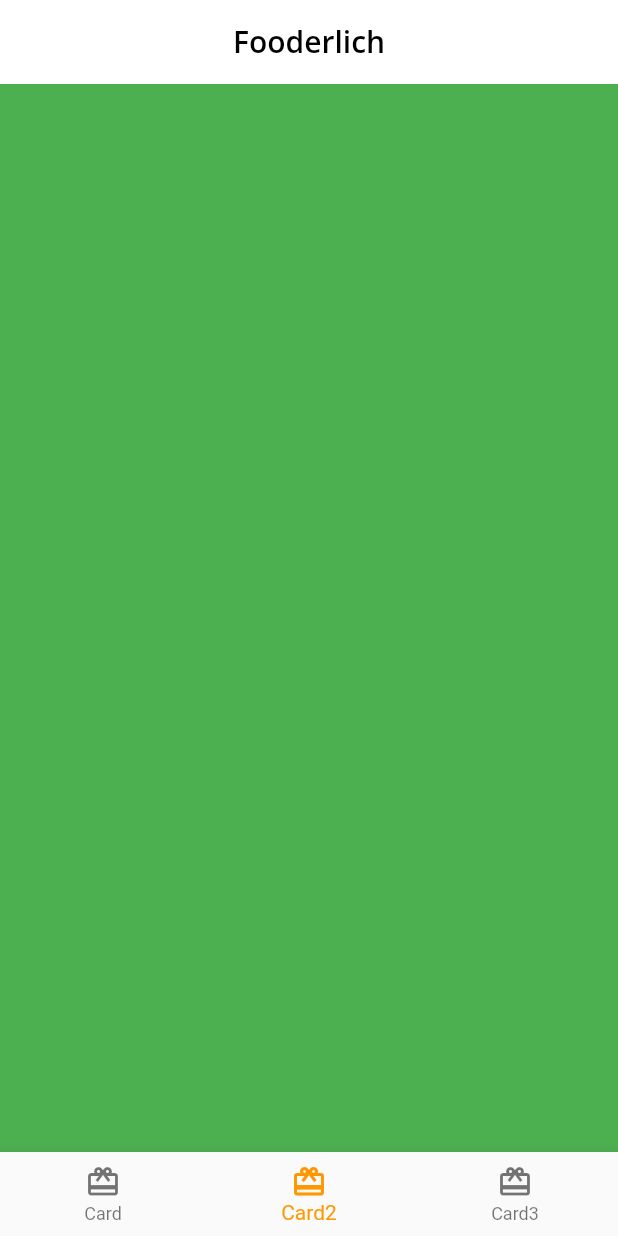
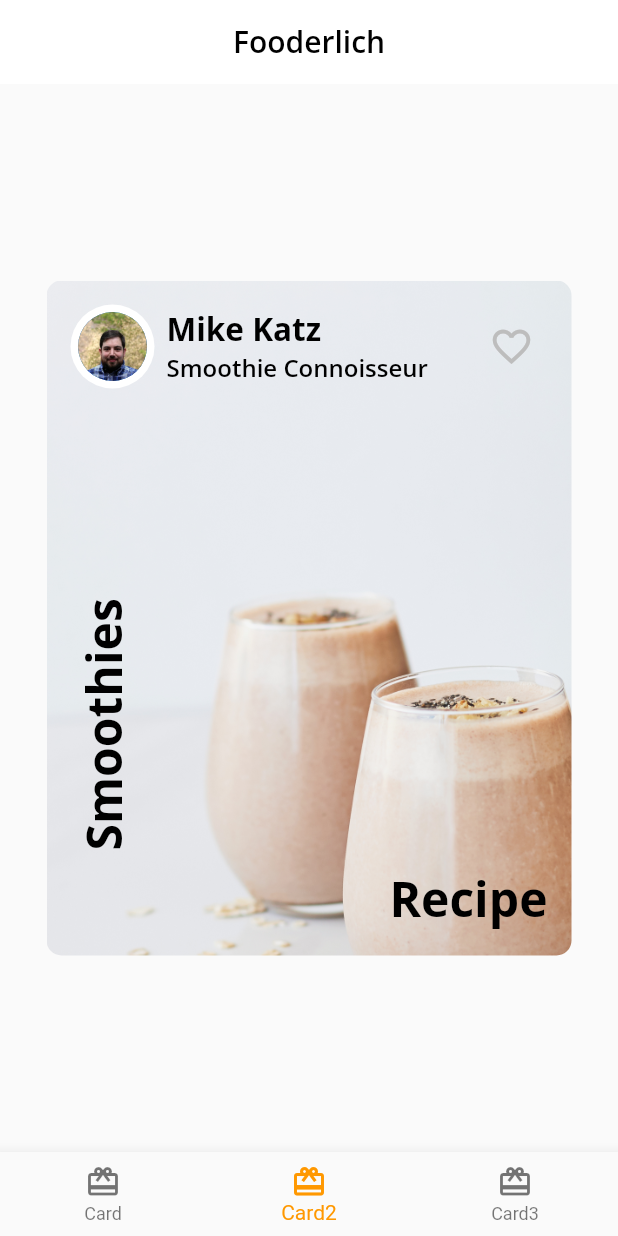
Before and after one commit to yat98/flutter-codelabs, a Flutter app: the screen it shows after launch, item 2 of the bottom bar chosen, on a phone screen of 412 x 824 dp. Run offline on Flutter 3.47's test engine with Material 2 defaults, Android fonts, the phone set to English and light mode, and no system bars; our stand-ins replace google_fonts.

Commit message:
Add card2

```diff
--- /dev/null
+++ b/fooderlich/lib/author_card.dart
@@ -0,0 +1,59 @@
+import 'package:flutter/material.dart';
+import 'package:fooderlich/circle_image.dart';
+import 'package:fooderlich/fooderlichTheme.dart';
+
+class AuthorCard extends StatelessWidget{
+  final String authorName;
+  final String title;
+  final ImageProvider? imageProvider;
+
+  const AuthorCard({
+    Key? key,
+    required this.authorName,
+    required this.title,
+    this.imageProvider,
+  }):super(key:key);
+
+  @override
+  Widget build(BuildContext context) {
+    return Container(
+      padding: const EdgeInsets.all(16.0),
+      child: Row(
+        mainAxisAlignment: MainAxisAlignment.spaceBetween,
+        children: [
+          Row(
+            children: [
+              CircleImage(
+                imageProvider: imageProvider,
+                imageRadius: 28,
+              ),
+              const SizedBox(width: 8),
+              Column(
+                crossAxisAlignment: CrossAxisAlignment.start,
+                children: [
+                  Text(
+                    authorName,
+                    style: FooderlichTheme.lightTextTheme.headline2,
+                  ),
+                  Text(
+                    title,
+                    style: FooderlichTheme.lightTextTheme.headline3,
+                  )
+                ],
+              )
+            ],
+          ),
+          IconButton(
+            icon: const Icon(Icons.favorite_border),
+            iconSize: 30,
+            color: Colors.grey[400],
+            onPressed: (){
+              const snackBar = SnackBar(content: Text('Favorite Pressed.'));
+              ScaffoldMessenger.of(context).showSnackBar(snackBar);
+            },
+          )
+        ],
+      ),
+    );
+  }
+}
--- /dev/null
+++ b/fooderlich/lib/card2.dart
@@ -0,0 +1,62 @@
+import 'package:flutter/material.dart';
+import 'package:fooderlich/author_card.dart';
+import 'package:fooderlich/fooderlichTheme.dart';
+
+class Card2 extends StatelessWidget{
+  const Card2({Key? key}):super(key:key);
+
+  @override
+  Widget build(BuildContext context) {
+    return Center(
+      child: Container(
+        constraints: const BoxConstraints.expand(
+          width: 350,
+          height: 450,
+        ),
+        decoration: const BoxDecoration(
+          image: DecorationImage(
+            image: AssetImage('assets/mag5.png'),
+            fit: BoxFit.cover
+          ),
+          borderRadius: BorderRadius.all(
+            Radius.circular(10.0),
+          ),
+        ),
+        child: Column(
+          children: [
+            const AuthorCard(
+                authorName: 'Mike Katz',
+                title: 'Smoothie Connoisseur',
+                imageProvider: AssetImage('assets/author_katz.jpeg'),
+            ),
+            Expanded(
+                child: Stack(
+                  children: [
+                    Positioned(
+                        child: Text(
+                          'Recipe',
+                          style: FooderlichTheme.lightTextTheme.headline1,
+                        ),
+                        bottom: 16,
+                        right: 16,
+                    ),
+                    Positioned(
+                        bottom: 70,
+                        left: 16,
+                        child: RotatedBox(
+                            quarterTurns: 3,
+                            child: Text(
+                              'Smoothies',
+                              style: FooderlichTheme.lightTextTheme.headline1,
+                            ),
+                        ),
+                    )
+                  ],
+                ),
+            ),
+          ],
+        ),
+      ),
+    );
+  }
+}
--- /dev/null
+++ b/fooderlich/lib/circle_image.dart
@@ -0,0 +1,24 @@
+import 'package:flutter/material.dart';
+
+class CircleImage extends StatelessWidget{
+  const CircleImage({
+    Key? key,
+    this.imageProvider,
+    this.imageRadius = 20,
+  }):super(key:key);
+
+  final double imageRadius;
+  final ImageProvider? imageProvider;
+
+  @override
+  Widget build(BuildContext context) {
+    return CircleAvatar(
+      backgroundColor: Colors.white,
+      radius: imageRadius,
+      child: CircleAvatar(
+        radius: imageRadius - 5,
+        backgroundImage: imageProvider,
+      ),
+    );
+  }
+}
--- a/fooderlich/lib/home.dart
+++ b/fooderlich/lib/home.dart
@@ -1,5 +1,6 @@
 import 'package:flutter/material.dart';
 import 'package:fooderlich/card1.dart';
+import 'package:fooderlich/card2.dart';
 
 class Home extends StatefulWidget{
   const Home({Key? key}) :super(key:key);
@@ -13,7 +14,7 @@ class _HomeState extends State<Home>{
 
   static List<Widget> pages = <Widget>[
     const Card1(),
-    Container(color: Colors.green),
+    const Card2(),
     Container(color: Colors.blue),
   ];
 
```
